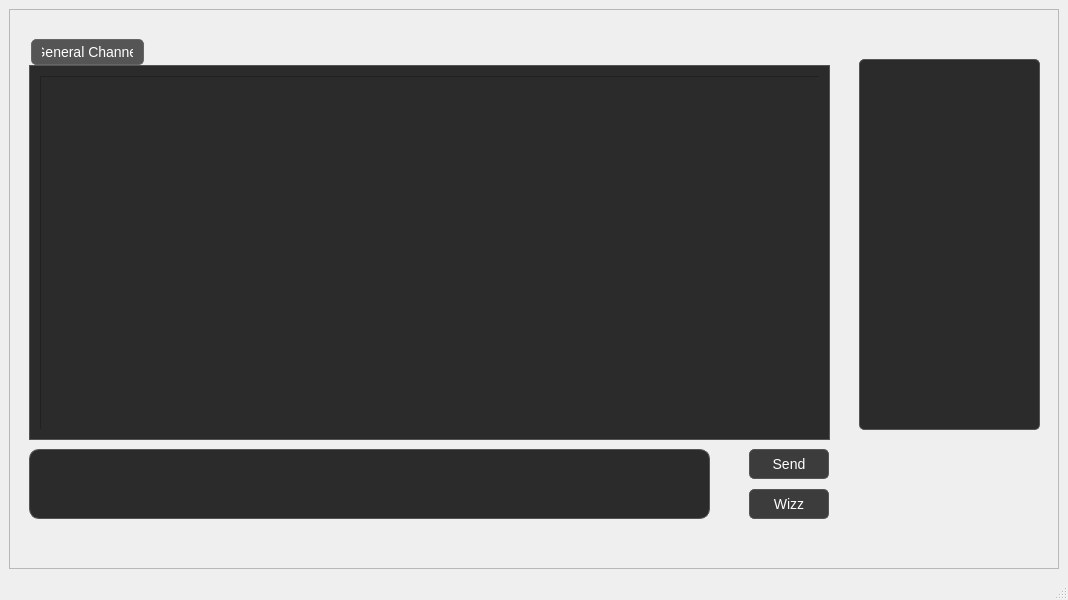
Above: Client/UIFiles/MainWindow.ui from oussema-fatnassi/CPPRT before the change. Below: the same form after it.
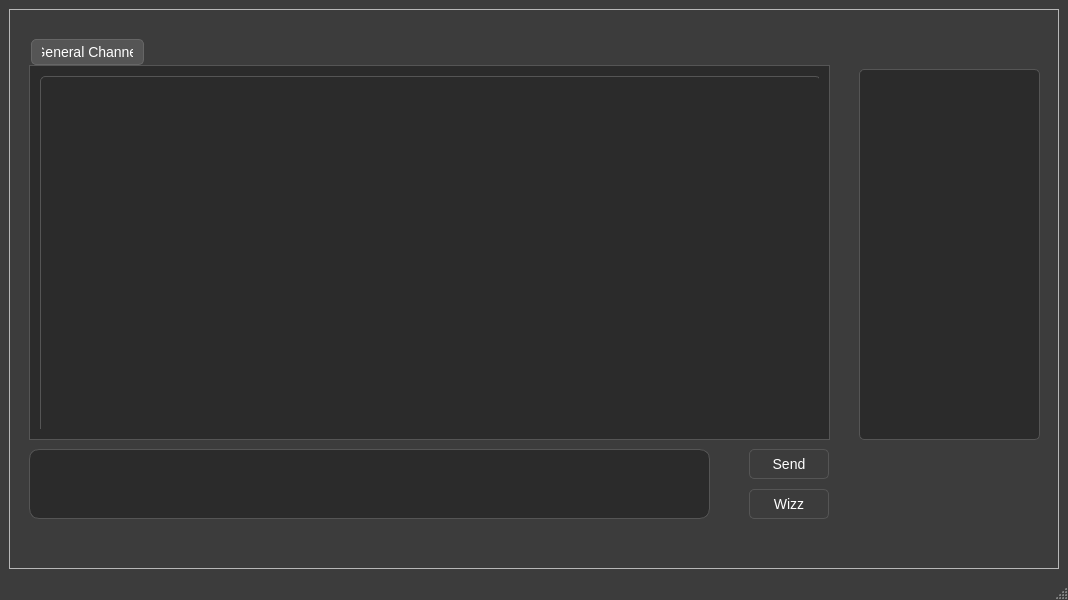
That is the form after the change.

Commit message: chore : change style of page

```diff
--- a/Client/UIFiles/MainWindow.ui
+++ b/Client/UIFiles/MainWindow.ui
@@ -13,6 +13,12 @@
   <property name="windowTitle">
    <string>MainWindow</string>
   </property>
+  <property name="styleSheet">
+   <string notr="true">QMainWindow{
+    background-color: #3c3c3c; /* Dark button background */
+    color: #ffffff; 
+}</string>
+  </property>
   <widget class="QWidget" name="centralwidget">
    <layout class="QVBoxLayout" name="verticalLayout">
     <item>
@@ -40,7 +46,6 @@
     border-radius: 5px;       /* Rounded corners */
     padding: 5px 10px;        /* Padding for button content */
     font-size: 14px;          /* Font size */
-    font-family: Arial, sans-serif; /* Font family */
 }
 
 QPushButton:hover {
@@ -68,7 +73,7 @@
        <property name="geometry">
         <rect>
          <x>850</x>
-         <y>50</y>
+         <y>60</y>
          <width>181</width>
          <height>371</height>
         </rect>
@@ -81,7 +86,6 @@
     border-radius: 5px;       /* Rounded corners */
     padding: 5px;             /* Padding inside the list view */
     font-size: 14px;          /* Font size */
-    font-family: Arial, sans-serif; /* Font family */
 }
 
 QListView::item {
@@ -125,7 +129,6 @@
     border-radius: 5px;       /* Rounded corners */
     padding: 5px 10px;        /* Padding for button content */
     font-size: 14px;          /* Font size */
-    font-family: Arial, sans-serif; /* Font family */
 }
 
 QPushButton:hover {
@@ -165,7 +168,6 @@
     border: 1px solid #555; /* Border color */
     border-radius: 10px; /* Rounded corners */
     padding: 10px; /* Padding inside the text box */
-    font-family: Consolas, monospace; /* Optional: Monospace font */
     font-size: 14px; /* Font size */
 }
 
@@ -200,11 +202,9 @@
     background-color: #3c3c3c; /* Tab background */
     color: #ffffff;            /* Tab text color */
     border: 1px solid #555;    /* Border around the tab */
-    border-bottom: none;       /* Remove bottom border for active effect */
     border-radius: 5px 5px 0 0; /* Rounded top corners for tabs */
     padding: 5px 10px;         /* Padding inside each tab */
     margin: 0 2px;             /* Spacing between tabs */
-    font-family: Arial, sans-serif; /* Font family for tabs */
     font-size: 14px;           /* Font size for tabs */
 }
 
@@ -258,34 +258,32 @@
           </rect>
          </property>
          <property name="styleSheet">
-          <string notr="true">QListView {
-    background-color: #2b2b2b; /* Dark background */
-    color: #ffffff;           /* White text */
-    font-size: 14px;          /* Font size */
-    font-family: Arial, sans-serif; /* Font family */
+          <string notr="true">      QListView {
+         background-color: #2b2b2b;
+         color: #ffffff;
+        border: 1px solid #555;
+       border-radius: 5px;
+    padding: 5px;
+   font-size: 14px;
 }
-
 QListView::item {
-    background-color: #2b2b2b; /* Default item background */
-    color: #ffffff;            /* Default item text color */
-    padding: 5px;              /* Padding around each item */
-}
-
-QListView::item:hover {
-    background-color: #3c3c3c; /* Lighter background on hover */
-    color: #ffffff;            /* Text color on hover */
-}
-
-QListView::item:selected {
-    background-color: #555;    /* Highlighted background for selected item */
-    color: #ffffff;            /* Highlighted text color for selected item */
-}
-
-QListView::item:selected:active {
-    background-color: #666;    /* Slightly darker background when active */
-    color: #ffffff;
-}
-</string>
+           background-color: #2b2b2b;
+           color: #ffffff;
+            padding: 5px;
+            border-bottom: 1px solid #444;
+        }
+        QListView::item:hover {
+           background-color: #3c3c3c;
+           color: #ffffff;
+        }
+        QListView::item:selected {
+            background-color: #555;
+            color: #ffffff;
+        }
+        QListView::item:selected:active {
+            background-color: #666;
+          color: #ffffff;
+}</string>
          </property>
          <property name="horizontalScrollBarPolicy">
           <enum>Qt::ScrollBarPolicy::ScrollBarAlwaysOff</enum>
```
The commit also changes 1 other file.
